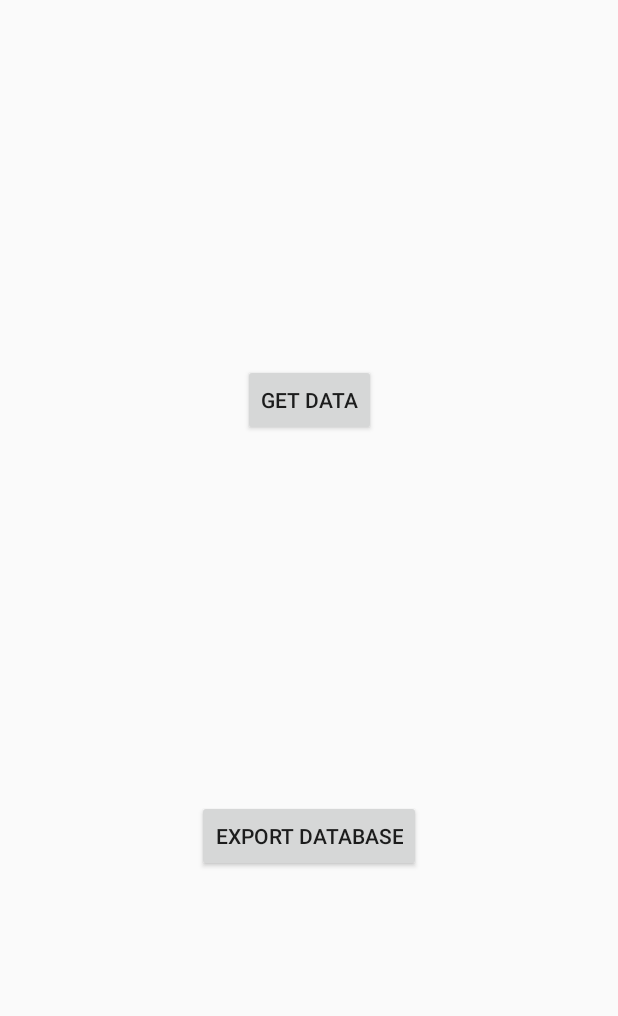
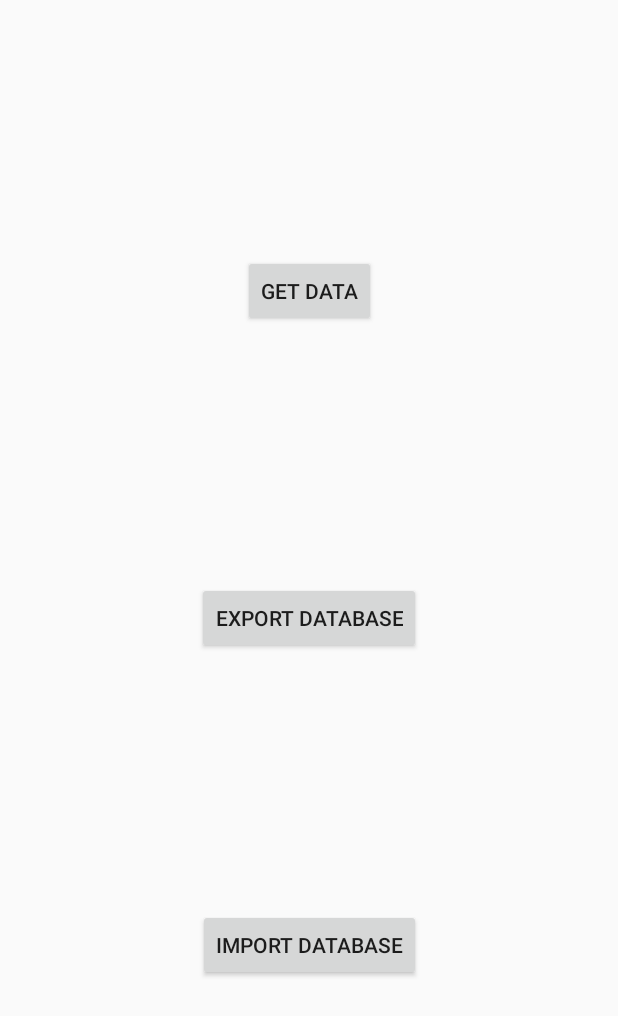
Before and after one commit to andrewgrow/Kinect.Taxi, an Android app: the layout activity_main.xml on its own in the app's theme, with its tools: preview values and no code run, on a phone screen of 412 x 824 dp. Shown: the top 1016 px of the screen. Run offline under Robolectric (Android 15) with nearby library versions, the phone set to English and light mode, and no system bars.

Commit message:
Update the Database

```diff
--- a/app/src/main/AndroidManifest.xml
+++ b/app/src/main/AndroidManifest.xml
@@ -15,6 +15,8 @@
         android:supportsRtl="true"
         android:theme="@style/AppTheme"
         android:name="pro.kinect.taxi.App"
+        android:networkSecurityConfig="@xml/network_security_config"
+        android:usesCleartextTraffic="true"
         >
         <provider
             android:name="android.support.v4.content.FileProvider"
--- a/app/src/main/res/layout/activity_main.xml
+++ b/app/src/main/res/layout/activity_main.xml
@@ -21,10 +21,21 @@
         android:layout_width="wrap_content"
         android:layout_height="wrap_content"
         android:text="Export Database"
+        app:layout_constraintLeft_toLeftOf="parent"
+        app:layout_constraintRight_toRightOf="parent"
+        app:layout_constraintTop_toBottomOf="@+id/btnGetData"
+        app:layout_constraintBottom_toTopOf="@+id/btnImportDb"
+        />
+
+    <Button
+        android:id="@+id/btnImportDb"
+        android:layout_width="wrap_content"
+        android:layout_height="wrap_content"
+        android:text="Import Database"
         app:layout_constraintBottom_toBottomOf="parent"
         app:layout_constraintLeft_toLeftOf="parent"
         app:layout_constraintRight_toRightOf="parent"
-        app:layout_constraintTop_toBottomOf="@+id/btnGetData"
+        app:layout_constraintTop_toBottomOf="@+id/btnExportDb"
         />
 
 </android.support.constraint.ConstraintLayout>
```
Also changed, not shown: app/src/main/java/pro/kinect/taxi/activities/MainActivity.java (+35 -0 lines), app/src/main/java/pro/kinect/taxi/utils/FileUtils.java (+46 -0 lines), app/src/main/res/xml/network_security_config.xml (added, +11 -0 lines).
